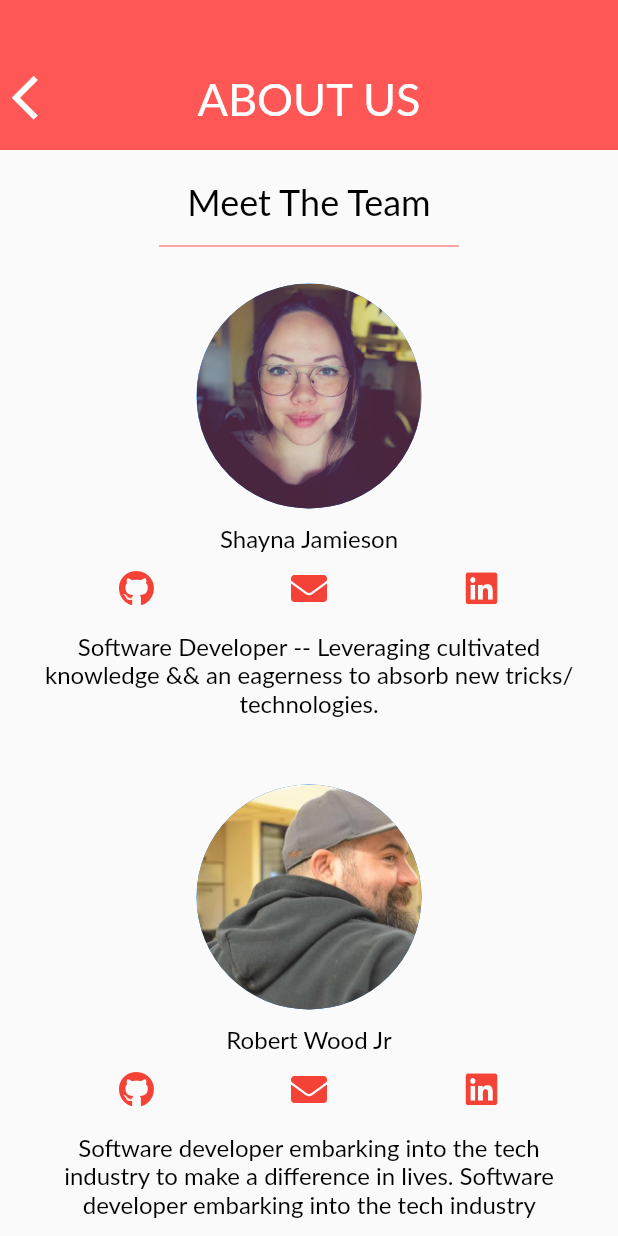
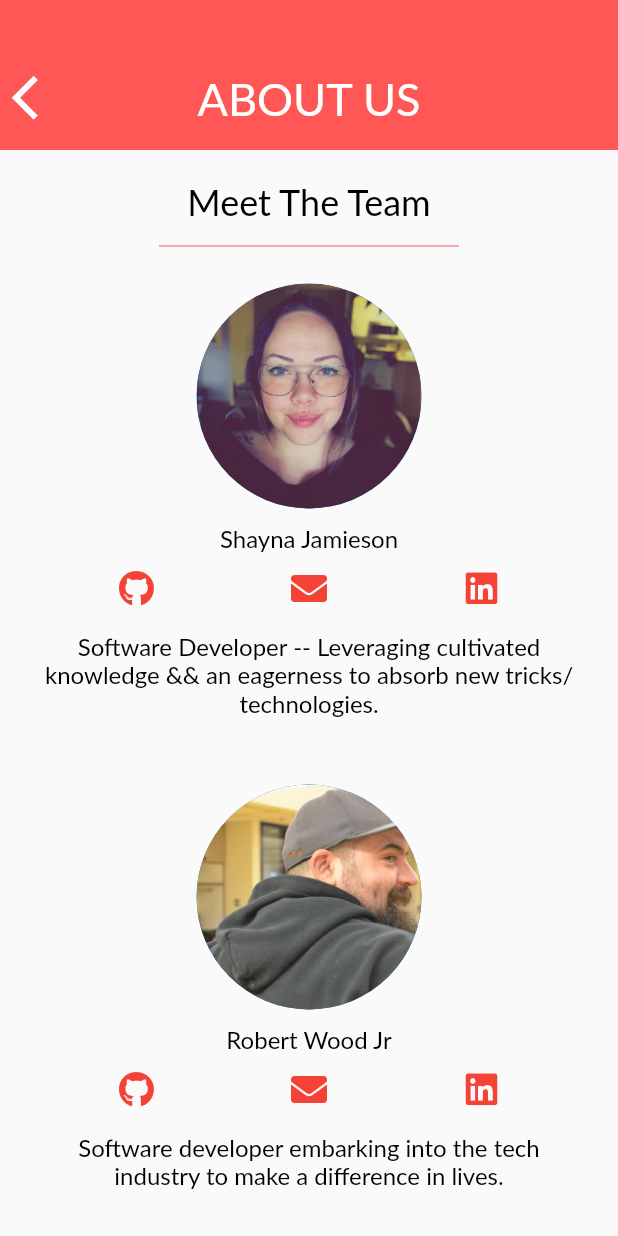
Before and after one commit to jamiesonshayna/LookToTheCook, a Flutter app: the AboutUsScreen screen opened by its route, on a phone screen of 412 x 824 dp. Run offline on Flutter 3.47's test engine with Material 2 defaults, Android fonts, the phone set to English and light mode, and no system bars; our stand-ins replace connectivity, flutter_secure_storage, font_awesome_flutter, rflutter_alert; missing offline and left inert: amazon_cognito_identity_dart; accounts and stored records are empty; Roboto replaces fonts that are missing (Lato).

Commit message:
fixed text in about us

```diff
--- a/look_to_the_cook/lib/views/about_us_screen.dart
+++ b/look_to_the_cook/lib/views/about_us_screen.dart
@@ -133,7 +133,7 @@ class AboutUsScreen extends StatelessWidget {
                   padding: const EdgeInsets.only( left: 25.0, top: 5.0, right: 25.0, bottom: 75.0),
                   child: NormalText(
                     text: "Software developer embarking into the tech industry "
-                        "to make a difference in lives. Software developer embarking into the tech industry ",
+                        "to make a difference in lives.",
                     textSize: 16,
                     textColor : Colors.black,
                   ),
```
